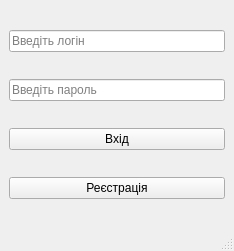
Qt form mainwindow.ui (OstrovskyAndriy/basketball) before a commit.
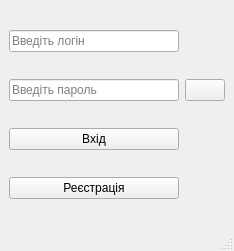
The same form after that commit. Icons and pictures are not drawn.

What changed in the file:
```diff
--- a/mainwindow.ui
+++ b/mainwindow.ui
@@ -18,29 +18,40 @@
     <normaloff>:/img/img/logo.png</normaloff>:/img/img/logo.png</iconset>
   </property>
   <widget class="QWidget" name="centralwidget">
-   <layout class="QVBoxLayout" name="verticalLayout">
-    <item>
+   <layout class="QGridLayout" name="gridLayout">
+    <item row="0" column="0">
      <widget class="QLineEdit" name="name">
       <property name="placeholderText">
        <string>Введіть логін</string>
       </property>
      </widget>
     </item>
-    <item>
+    <item row="1" column="0">
      <widget class="QLineEdit" name="password">
       <property name="placeholderText">
        <string>Введіть пароль</string>
       </property>
      </widget>
     </item>
-    <item>
+    <item row="1" column="1">
+     <widget class="QPushButton" name="showPswrd">
+      <property name="text">
+       <string/>
+      </property>
+      <property name="icon">
+       <iconset resource="src.qrc">
+        <normaloff>:/img/img/show_password_icon.png</normaloff>:/img/img/show_password_icon.png</iconset>
+      </property>
+     </widget>
+    </item>
+    <item row="2" column="0">
      <widget class="QPushButton" name="loginButton">
       <property name="text">
        <string>Вхід</string>
       </property>
      </widget>
     </item>
-    <item>
+    <item row="3" column="0">
      <widget class="QPushButton" name="regiterButton">
       <property name="text">
        <string>Реєстрація</string>
```
Left out of the diff: 4 changed lines with no effect on the pictures.
